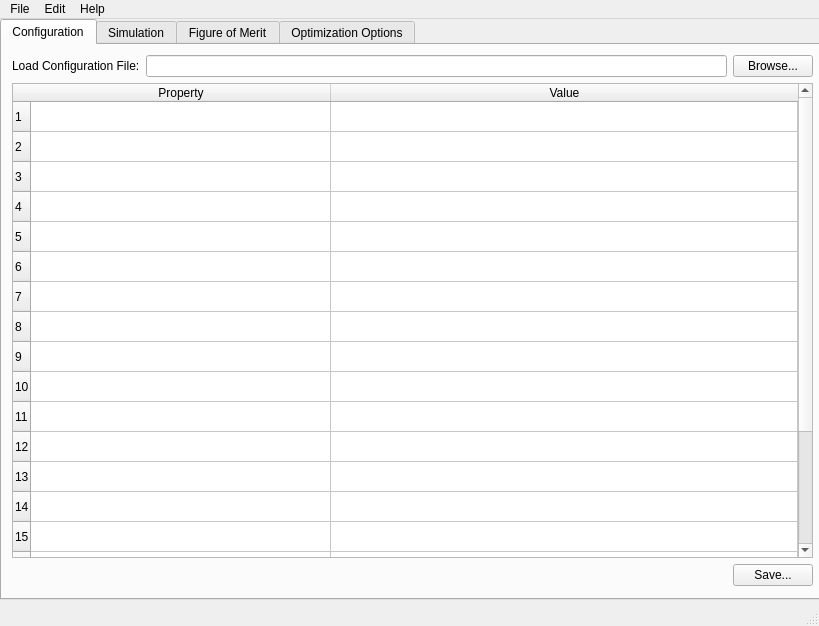
This is vipdopt/gui/settings.ui in Faraon-Lab/vipdopt as Qt 5 draws it before an edit. The edited form follows.
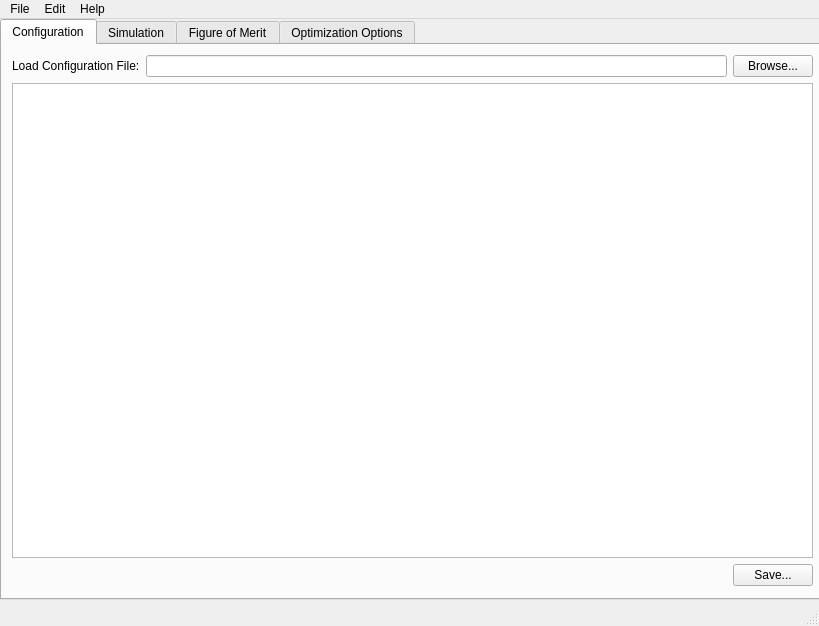
This is the edited form.

Diff of the .ui file:
```diff
--- a/vipdopt/gui/settings.ui
+++ b/vipdopt/gui/settings.ui
@@ -62,56 +62,7 @@
         </layout>
        </item>
        <item>
-        <widget class="QTableWidget" name="tableWidget">
-         <property name="autoFillBackground">
-          <bool>false</bool>
-         </property>
-         <property name="rowCount">
-          <number>20</number>
-         </property>
-         <property name="columnCount">
-          <number>2</number>
-         </property>
-         <attribute name="horizontalHeaderCascadingSectionResizes">
-          <bool>false</bool>
-         </attribute>
-         <attribute name="horizontalHeaderDefaultSectionSize">
-          <number>300</number>
-         </attribute>
-         <attribute name="horizontalHeaderStretchLastSection">
-          <bool>true</bool>
-         </attribute>
-         <row/>
-         <row/>
-         <row/>
-         <row/>
-         <row/>
-         <row/>
-         <row/>
-         <row/>
-         <row/>
-         <row/>
-         <row/>
-         <row/>
-         <row/>
-         <row/>
-         <row/>
-         <row/>
-         <row/>
-         <row/>
-         <row/>
-         <row/>
-         <column>
-          <property name="text">
-           <string>Property</string>
-          </property>
-         </column>
-         <column>
-          <property name="text">
-           <string>Value</string>
-          </property>
-         </column>
-        </widget>
+        <widget class="QTreeView" name="config_treeView"/>
        </item>
        <item>
         <layout class="QHBoxLayout" name="horizontalLayout_3">
```
Left out of the diff: 43 changed lines with no effect on the pictures.
